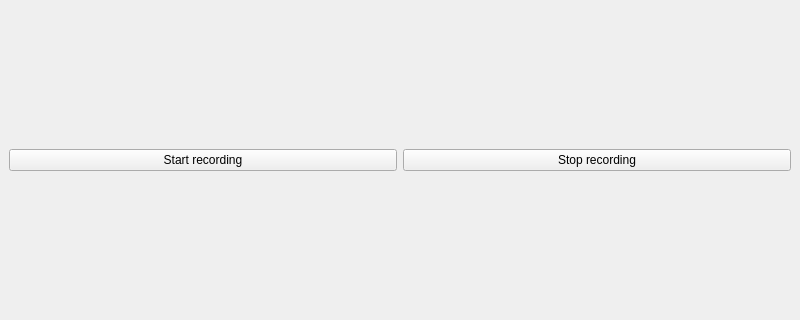
Old version of the form UI/mainWindow/mainwindow.ui in the repository lxvdnl/audio-to-text-convertor-app; both pictures show x 0 to 800 and y 129 to 449 of the 800 by 600 pixel window.
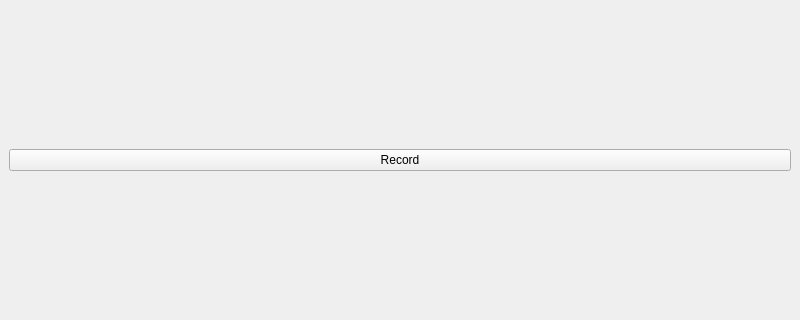
New version of the form.

Commit message: implemented parallelism of recording and stopping

```diff
--- a/UI/mainWindow/mainwindow.ui
+++ b/UI/mainWindow/mainwindow.ui
@@ -18,14 +18,7 @@
     <item row="0" column="0">
      <widget class="QPushButton" name="startRecording">
       <property name="text">
-       <string>Start recording</string>
-      </property>
-     </widget>
-    </item>
-    <item row="0" column="1">
-     <widget class="QPushButton" name="stopRecording">
-      <property name="text">
-       <string>Stop recording</string>
+       <string>Record</string>
       </property>
      </widget>
     </item>
```
Left out of the diff: 2 changed lines with no effect on the pictures. The commit also changes 4 other files.
